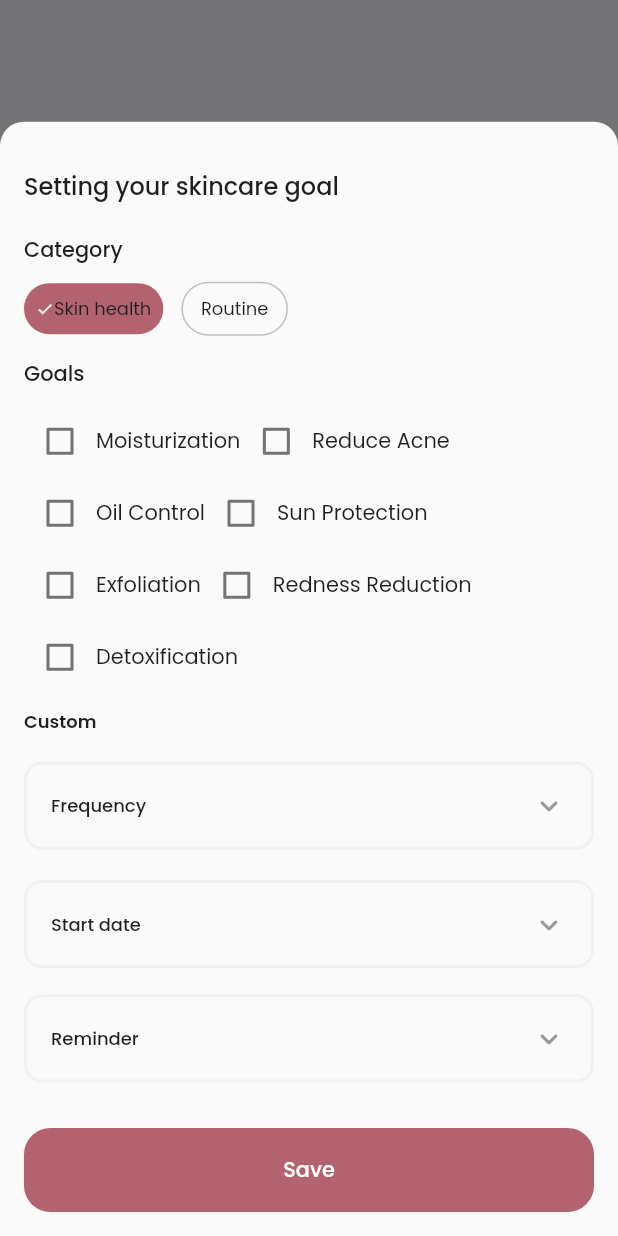
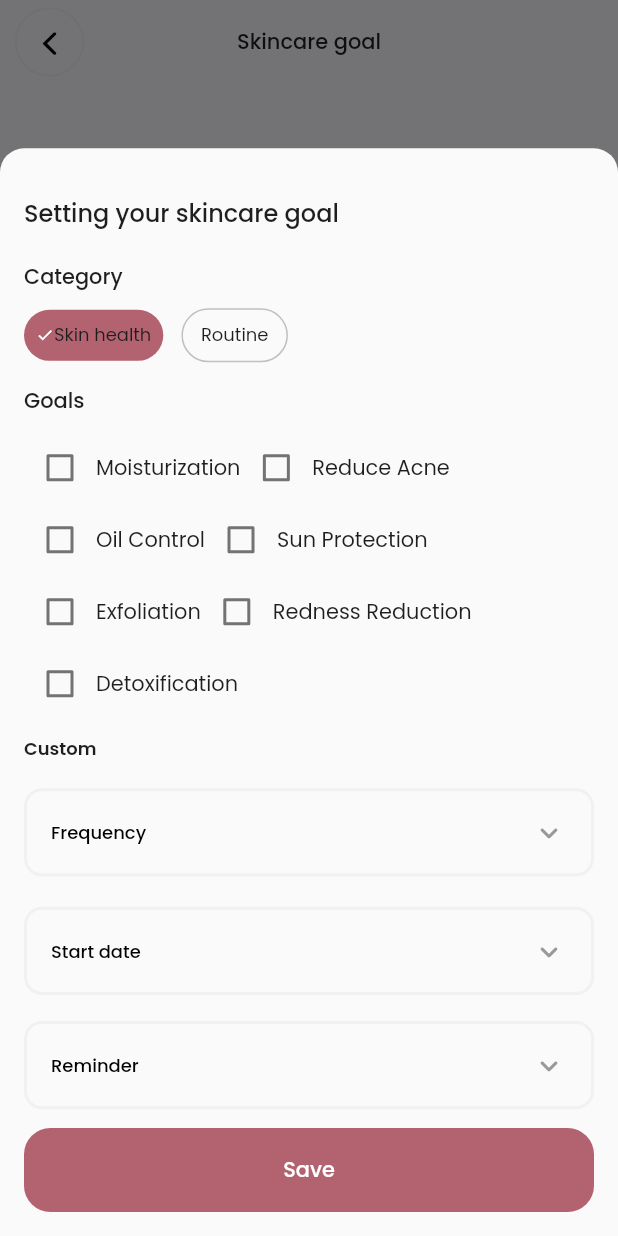
Before and after one commit to emeleonufavour/skeen, a Flutter app: the screen it shows after launch, after a tap on the "add" icon, on a phone screen of 412 x 824 dp. Run offline on Flutter 3.47's test engine with Material 3 defaults, Android fonts, the phone set to English and light mode, and no system bars; our stand-ins replace camera, extended_image, flutter_calendar_carousel, flutter_riverpod, flutter_svg, fpdart and 3 more; missing offline and left inert: google_mlkit_barcode_scanning.

Commit message:
style(skin goal bottomsheet): Add PageView to BottomSheet

```diff
--- a/lib/src/cores/navigator/app_router.dart
+++ b/lib/src/cores/navigator/app_router.dart
@@ -2,7 +2,7 @@ import 'dart:io';
 
 import 'package:flutter/cupertino.dart';
 import 'package:flutter/foundation.dart';
-import 'package:flutter/material.dart';
+import 'package:myskin_flutterbytes/src/cores/cores.dart';
 
 final GlobalKey<NavigatorState> navigatorKey = GlobalKey<NavigatorState>();
 
@@ -37,5 +37,11 @@ Future<dynamic> clearPath(String routeName, {Object? arguments}) {
 }
 
 void goBack([Object? result]) {
-  return navigatorKey.currentState!.pop(result);
+  final NavigatorState? navigator = navigatorKey.currentState;
+  if (navigator != null && navigator.canPop()) {
+    return navigator.pop(result);
+  } else {
+    AppLogger.logWarning(
+        "YOU ARE ATTEMPTING TO POP A SCREEN THAT HAS NO SCREEN BEFORE IT!");
+  }
 }
--- /dev/null
+++ b/lib/src/cores/shared/app_bar.dart
@@ -0,0 +1,51 @@
+import 'package:flutter/cupertino.dart';
+
+import '../cores.dart';
+
+class CustomAppBar extends StatelessWidget implements PreferredSizeWidget {
+  final String? title;
+  final double? toolBarHeight;
+  final bool? centerTitle;
+  final List<Widget> actions;
+  final Widget? leading;
+
+  const CustomAppBar(
+      {super.key,
+      required this.title,
+      this.toolBarHeight,
+      this.centerTitle,
+      this.leading,
+      this.actions = const []});
+
+  @override
+  Widget build(BuildContext context) {
+    return AppBar(
+      elevation: 0.0,
+      toolbarHeight: toolBarHeight,
+      leading: leading ??
+          Container(
+            padding: const EdgeInsets.all(8),
+            margin: const EdgeInsets.only(left: 10),
+            decoration: BoxDecoration(
+                border: Border.all(color: Palette.lightGrey),
+                shape: BoxShape.circle),
+            child: const IconButton(
+                onPressed: goBack,
+                icon: Icon(
+                  CupertinoIcons.back,
+                  color: Colors.black,
+                )),
+          ),
+      centerTitle: centerTitle ?? true,
+      title: TextWidget(
+        title ?? "",
+        fontWeight: w500,
+        fontSize: kfsTiny.sp,
+      ),
+      actions: actions,
+    );
+  }
+
+  @override
+  Size get preferredSize => const Size.fromHeight(kToolbarHeight);
+}
--- a/lib/src/features/chat_bot/components/chat_app_bar.dart
+++ b/lib/src/features/chat_bot/components/chat_app_bar.dart
@@ -1,36 +1 @@
 import 'package:myskin_flutterbytes/src/cores/cores.dart';
-
-class ChatAppBar extends StatelessWidget implements PreferredSizeWidget {
-  final String? title;
-  final double? toolBarHeight;
-  final bool? centerTitle;
-  final List<Widget> actions;
-  final Widget? leading;
-
-  const ChatAppBar(
-      {super.key,
-      required this.title,
-      this.toolBarHeight,
-      this.centerTitle,
-      this.leading,
-      this.actions = const []});
-
-  @override
-  Widget build(BuildContext context) {
-    return AppBar(
-      elevation: 0.0,
-      toolbarHeight: toolBarHeight,
-      leading: leading,
-      centerTitle: centerTitle ?? true,
-      title: TextWidget(
-        title ?? "",
-        fontWeight: w500,
-        fontSize: kfsTiny.sp,
-      ),
-      actions: actions,
-    );
-  }
-
-  @override
-  Size get preferredSize => const Size.fromHeight(kToolbarHeight);
-}
--- a/lib/src/features/chat_bot/views/chat_bot_view.dart
+++ b/lib/src/features/chat_bot/views/chat_bot_view.dart
@@ -1,8 +1,8 @@
 import 'package:flutter_svg/svg.dart';
-import 'package:myskin_flutterbytes/src/features/chat_bot/components/chat_app_bar.dart';
 import 'package:myskin_flutterbytes/src/features/chat_bot/widget/chat_text_field.dart';
 
 import '../../../cores/cores.dart';
+import '../../../cores/shared/app_bar.dart';
 
 String introText =
     "Welcome! 👋 I'm here to help with all your skincare needs. You can ask me about your skin test results, get personalized product recommendations, or even scan the barcode of your skincare products to learn more about them. How can I assist you today?";
@@ -15,7 +15,7 @@ class ChatBotView extends StatelessWidget {
   @override
   Widget build(BuildContext context) {
     return BaseScaffold(
-      appBar: ChatAppBar(
+      appBar: CustomAppBar(
         title: "Welcome",
         actions: [
           Padding(
--- a/lib/src/features/skin_goal/components/set_skin_goal_bm.dart
+++ b/lib/src/features/skin_goal/components/set_skin_goal_bm.dart
@@ -1,5 +1,31 @@
+import 'package:flutter_riverpod/flutter_riverpod.dart';
+import 'package:myskin_flutterbytes/src/features/skin_goal/notifier/skin_goal_notifier.dart';
+import 'package:myskin_flutterbytes/src/features/skin_goal/views/set_goal_reminder.dart';
+import 'package:myskin_flutterbytes/src/features/skin_goal/views/set_skin_goal.dart';
 import '../../../cores/cores.dart';
-import '../skin_goal.dart';
+
+class SkinGoalBottomSheet extends ConsumerWidget {
+  final PageController _pageController = PageController();
+  SkinGoalBottomSheet({super.key});
+
+  @override
+  Widget build(BuildContext context, WidgetRef ref) {
+    final currentPage = ref.watch(skinGoalBottomSheetProvider);
+
+    return PageView(
+      controller: _pageController,
+      onPageChanged: (int page) {
+        ref.read(skinGoalBottomSheetProvider.notifier).setPage(page);
+      },
+      children: [
+        SetSkinGoalView(
+          controller: _pageController,
+        ),
+        SetGoalReminderView(controller: _pageController),
+      ],
+    );
+  }
+}
 
 void showSkinGoalBottomSheet(BuildContext context) {
   showModalBottomSheet(
@@ -9,151 +35,14 @@ void showSkinGoalBottomSheet(BuildContext context) {
       borderRadius: BorderRadius.vertical(top: Radius.circular(kfsMedium)),
     ),
     builder: (BuildContext context) {
-      return Padding(
-        padding: const EdgeInsets.all(kfsMedium),
-        child: SingleChildScrollView(
-          // Allows for dynamic content
-          child: Column(
-            mainAxisSize: MainAxisSize.min,
-            crossAxisAlignment: CrossAxisAlignment.start,
-            children: [
-              TextWidget(
-                "Setting your skincare goal",
-                fontSize: kfsMedium.sp,
-                fontWeight: w500,
-              ).padding(top: 15.h, bottom: 20.h),
-
-              // Add your dynamic widgets here
-              const TextWidget(
-                "Category",
-                fontSize: kfsTiny,
-                fontWeight: w500,
-              ).padding(bottom: 10.h),
-
-              // Skin categories
-              Row(
-                children: [
-                  // Skin health
-                  Container(
-                    padding: const EdgeInsets.all(8),
-                    decoration: BoxDecoration(
-                        color: Theme.of(context).primaryColor,
-                        borderRadius: BorderRadius.circular(20)),
-                    child: const Row(
-                      children: [
-                        Icon(
-                          Icons.check,
-                          size: kfsVeryTiny,
-                          color: Colors.white,
-                        ),
-                        TextWidget(
-                          "Skin health",
-                          fontSize: kfsVeryTiny,
-                          fontWeight: w400,
-                          decorationColor: Colors.white,
-                        )
-                      ],
-                    ),
-                  ),
-                  // Skin routine
-                  Container(
-                    padding: const EdgeInsets.symmetric(
-                        horizontal: kfsVeryTiny, vertical: 8),
-                    decoration: BoxDecoration(
-                        borderRadius: BorderRadius.circular(20),
-                        border: Border.all(
-                          color: const Color(0xff999999).withOpacity(0.6),
-                        )),
-                    child: Row(
-                      children: [
-                        TextWidget(
-                          "Routine",
-                          fontSize: kfsVeryTiny.sp,
-                          fontWeight: w400,
-                          decorationColor:
-                              const Color(0xff999999).withOpacity(0.6),
-                        )
-                      ],
-                    ),
-                  ),
-                ].separate(10.w.horizontalSpace),
+      return LayoutBuilder(
+          builder: (context, constraints) => Container(
+              constraints: BoxConstraints(
+                maxHeight: screenHeight * 0.88,
               ),
-
-              TextWidget(
-                "Goals",
-                fontSize: kfsTiny.sp,
-                fontWeight: w500,
-              ).padding(top: 15.h, bottom: 10.h),
-
-              // Goals
-              const Wrap(
-                children: [
-                  _GoalItem(goal: "Moisturization"),
-                  _GoalItem(goal: "Reduce Acne"),
-                  _GoalItem(goal: "Oil Control"),
-                  _GoalItem(goal: "Sun Protection"),
-                  _GoalItem(goal: "Exfoliation"),
-                  _GoalItem(goal: "Redness Reduction"),
-                  _GoalItem(goal: "Detoxification"),
-                ],
-              ).padding(bottom: 10.h),
-
-              TextWidget(
-                "Custom",
-                fontWeight: w600,
-                fontSize: kfsVeryTiny,
-                decorationColor: Theme.of(context).primaryColor,
-              ).padding(bottom: 10.h),
-
-              SDropDown(
-                      dropDownList: const ["Daily", "Weekly", "Monthly"],
-                      hintText: "Frequency",
-                      dropDownHeight: 130.h,
-                      onChanged: (v) {},
-                      onTapped: (v) {})
-                  .padding(bottom: 10.h),
-
-              CalendarDropdown(
-                      hintText: "Start date",
-                      dropDownHeight: 350.h,
-                      onDateSelected: (v) {})
-                  .padding(bottom: 10.h),
-
-              SDropDown(
-                      dropDownList: const ["Daily", "Weekly", "Monthly"],
-                      hintText: "Reminder",
-                      dropDownHeight: 130.h,
-                      onChanged: (v) {},
-                      onTapped: (v) {})
-                  .padding(bottom: 20.h),
-
-              Button(
-                text: "Save",
-                onTap: () => goBack(),
-              )
-            ],
-          ),
-        ),
-      );
+              child: SizedBox(
+                  height: constraints.maxHeight,
+                  child: SkinGoalBottomSheet())));
     },
   );
 }
-
-class _GoalItem extends StatelessWidget {
-  final String goal;
-  const _GoalItem({required this.goal});
-
-  @override
-  Widget build(BuildContext context) {
-    return Row(
-      mainAxisSize: MainAxisSize.min,
-      children: [
-        Checkbox(
-          value: false,
-          onChanged: (value) {},
-        ),
-        TextWidget(goal)
-      ],
-    );
-  }
-}
--- /dev/null
+++ b/lib/src/features/skin_goal/notifier/skin_goal_notifier.dart
@@ -0,0 +1,14 @@
+import 'package:flutter_riverpod/flutter_riverpod.dart';
+
+final skinGoalBottomSheetProvider =
+    StateNotifierProvider<SkinGoalBottomSheetNotifier, int>((ref) {
+  return SkinGoalBottomSheetNotifier();
+});
+
+class SkinGoalBottomSheetNotifier extends StateNotifier<int> {
+  SkinGoalBottomSheetNotifier() : super(0);
+
+  void setPage(int page) => state = page;
+  void nextPage() => state = state < 2 ? state + 1 : state;
+  void previousPage() => state = state > 0 ? state - 1 : state;
+}
--- /dev/null
+++ b/lib/src/features/skin_goal/views/set_goal_reminder.dart
@@ -0,0 +1,25 @@
+import 'package:flutter_riverpod/flutter_riverpod.dart';
+
+import '../../../cores/cores.dart';
+
+class SetGoalReminderView extends ConsumerWidget {
+  final PageController controller;
+  const SetGoalReminderView({required this.controller, super.key});
+
+  @override
+  Widget build(BuildContext context, WidgetRef ref) {
+    return Column(
+      mainAxisSize: MainAxisSize.min,
+      crossAxisAlignment: CrossAxisAlignment.start,
+      children: [
+        Row(children: [
+          TextWidget(
+            "Reminder",
+            fontSize: kfsMedium.sp,
+            fontWeight: w500,
+          ).padding(top: 15.h, bottom: 20.h),
+        ]),
+      ],
+    ).padding(all: kfsMedium);
+  }
+}
--- /dev/null
+++ b/lib/src/features/skin_goal/views/set_skin_goal.dart
@@ -0,0 +1,172 @@
+import 'package:flutter_riverpod/flutter_riverpod.dart';
+import 'package:myskin_flutterbytes/src/features/skin_goal/notifier/skin_goal_notifier.dart';
+
+import '../../../cores/cores.dart';
+import '../skin_goal.dart';
+
+class SetSkinGoalView extends ConsumerWidget {
+  final PageController controller;
+  const SetSkinGoalView({required this.controller, super.key});
+
+  @override
+  Widget build(BuildContext context, WidgetRef ref) {
+    return Column(
+      mainAxisSize: MainAxisSize.min,
+      crossAxisAlignment: CrossAxisAlignment.start,
+      children: [
+        TextWidget(
+          "Setting your skincare goal",
+          fontSize: kfsMedium.sp,
+          fontWeight: w500,
+        ).padding(top: 15.h, bottom: 20.h),
+        Expanded(
+          child: Stack(children: [
+            SingleChildScrollView(
+              child: Column(
+                mainAxisSize: MainAxisSize.min,
+                crossAxisAlignment: CrossAxisAlignment.start,
+                children: [
+                  const TextWidget(
+                    "Category",
+                    fontSize: kfsTiny,
+                    fontWeight: w500,
+                  ).padding(bottom: 10.h),
+
+                  // Skin categories
+                  Row(
+                    children: [
+                      // Skin health
+                      Container(
+                        padding: const EdgeInsets.all(8),
+                        decoration: BoxDecoration(
+                            color: Theme.of(context).primaryColor,
+                            borderRadius: BorderRadius.circular(20)),
+                        child: const Row(
+                          children: [
+                            Icon(
+                              Icons.check,
+                              size: kfsVeryTiny,
+                              color: Colors.white,
+                            ),
+                            TextWidget(
+                              "Skin health",
+                              fontSize: kfsVeryTiny,
+                              fontWeight: w400,
+                              decorationColor: Colors.white,
+                            )
+                          ],
+                        ),
+                      ),
+                      // Skin routine
+                      Container(
+                        padding: const EdgeInsets.symmetric(
+                            horizontal: kfsVeryTiny, vertical: 8),
+                        decoration: BoxDecoration(
+                            borderRadius: BorderRadius.circular(20),
+                            border: Border.all(
+                              color: const Color(0xff999999).withOpacity(0.6),
+                            )),
+                        child: Row(
+                          children: [
+                            TextWidget(
+                              "Routine",
+                              fontSize: kfsVeryTiny.sp,
+                              fontWeight: w400,
+                              decorationColor:
+                                  const Color(0xff999999).withOpacity(0.6),
+                            )
+                          ],
+                        ),
+                      ),
+                    ].separate(10.w.horizontalSpace),
+                  ),
+
+                  TextWidget(
+                    "Goals",
+                    fontSize: kfsTiny.sp,
+                    fontWeight: w500,
+                  ).padding(top: 15.h, bottom: 10.h),
+
+                  // Goals
+                  const Wrap(
+                    children: [
+                      _GoalItem(goal: "Moisturization"),
+                      _GoalItem(goal: "Reduce Acne"),
+                      _GoalItem(goal: "Oil Control"),
+                      _GoalItem(goal: "Sun Protection"),
+                      _GoalItem(goal: "Exfoliation"),
+                      _GoalItem(goal: "Redness Reduction"),
+                      _GoalItem(goal: "Detoxification"),
+                    ],
+                  ).padding(bottom: 10.h),
+
+                  TextWidget(
+                    "Custom",
+                    fontWeight: w600,
+                    fontSize: kfsVeryTiny,
+                    decorationColor: Theme.of(context).primaryColor,
+                  ).padding(bottom: 10.h),
+
+                  SDropDown(
+                          dropDownList: const ["Daily", "Weekly", "Monthly"],
+                          hintText: "Frequency",
+                          dropDownHeight: 130.h,
+                          onChanged: (v) {},
+                          onTapped: (v) {})
+                      .padding(bottom: 10.h),
+
+                  CalendarDropdown(
+                          hintText: "Start date",
+                          dropDownHeight: 350.h,
+                          onDateSelected: (v) {})
+                      .padding(bottom: 10.h),
+
+                  SDropDown(
+                      dropDownList: const [""],
+                      hintText: "Reminder",
+                      dropDownHeight: 130.h,
+                      onChanged: (v) {},
+                      onTapped: (v) {
+                        controller.nextPage(
+                          duration: duration,
+                          curve: Curves.easeInOut,
+                        );
+                        ref
+                            .read(skinGoalBottomSheetProvider.notifier)
+                            .nextPage();
+                      }).padding(bottom: 50.h),
+                ],
+              ),
+            ),
+            Align(
+              alignment: Alignment.bottomCenter,
+              child: Button(
+                text: "Save",
+                onTap: () => goBack(),
+              ),
+            )
+          ]),
+        ),
+      ],
+    ).padding(all: kfsMedium);
+  }
+}
+
+class _GoalItem extends StatelessWidget {
+  final String goal;
+  const _GoalItem({required this.goal});
+
+  @override
+  Widget build(BuildContext context) {
+    return Row(
+      mainAxisSize: MainAxisSize.min,
+      children: [
+        Checkbox(
+          value: false,
+          onChanged: (value) {},
+        ),
+        TextWidget(goal)
+      ],
+    );
+  }
+}
--- a/lib/src/features/skin_goal/views/skin_goal_view.dart
+++ b/lib/src/features/skin_goal/views/skin_goal_view.dart
@@ -1,4 +1,5 @@
 import 'package:myskin_flutterbytes/src/cores/cores.dart';
+import '../../../cores/shared/app_bar.dart';
 import '../skin_goal.dart';
 
 class SkinCareGoalView extends StatelessWidget {
@@ -9,8 +10,7 @@ class SkinCareGoalView extends StatelessWidget {
   @override
   Widget build(BuildContext context) {
     return Scaffold(
-      appBar: AppBar(),
-      // appBar: SAppBar(title: "Skincare goal"),
+      appBar: const CustomAppBar(title: "Skincare goal"),
       body: const Column(
         mainAxisAlignment: MainAxisAlignment.center,
         crossAxisAlignment: CrossAxisAlignment.center,
--- a/lib/src/features/skin_goal/widget/calendar_dropdown.dart
+++ b/lib/src/features/skin_goal/widget/calendar_dropdown.dart
@@ -51,7 +51,7 @@ class _CalendarDropdownState extends State<CalendarDropdown> {
               title: TextWidget(
                 widget.hintText,
                 fontWeight: FontWeight.w500,
-                decorationColor: Colors.black,
+                textColor: Colors.black,
                 fontSize: 12,
               ),
               trailing: Row(
@@ -60,7 +60,7 @@ class _CalendarDropdownState extends State<CalendarDropdown> {
                   if (_selectedDate != null)
                     TextWidget(
                       DateFormat('MMM d').format(_selectedDate!),
-                      decorationColor: const Color(0xff999999),
+                      textColor: const Color(0xff999999),
                       fontWeight: FontWeight.w500,
                       fontSize: 12.sp,
                     ),
--- a/lib/src/features/skin_goal/widget/s_dropdown.dart
+++ b/lib/src/features/skin_goal/widget/s_dropdown.dart
@@ -30,7 +30,7 @@ class SDropDown extends StatelessWidget {
         children: [
           label != null
               ? TextWidget(
-                  decorationColor: const Color(0xff101828),
+                  textColor: const Color(0xff101828),
                   label!,
                   fontWeight: w500,
                   fontSize: kfsTiny.sp,
@@ -98,7 +98,7 @@ class _CustomDropdownState extends State<CustomDropdown> {
             title: TextWidget(
               widget.hintText,
               fontWeight: FontWeight.w500,
-              decorationColor: Colors.black,
+              textColor: Colors.black,
               fontSize: 12.sp,
             ),
             trailing: Row(
@@ -108,7 +108,7 @@ class _CustomDropdownState extends State<CustomDropdown> {
                   TextWidget(
                     _selectedText!,
                     fontWeight: FontWeight.w500,
-                    decorationColor: const Color(0xff999999),
+                    textColor: const Color(0xff999999),
                     fontSize: 12.sp,
                   ),
                 AnimatedRotation(
@@ -168,7 +168,7 @@ class _CustomDropdownState extends State<CustomDropdown> {
                               horizontal: kfsMedium, vertical: kfsVeryTiny),
                           child: TextWidget(
                             item,
-                            decorationColor: const Color(0xff0D0D0D),
+                            textColor: const Color(0xff0D0D0D),
                             fontWeight: w500,
                             fontSize: kfsVeryTiny.sp,
                           ),
```
